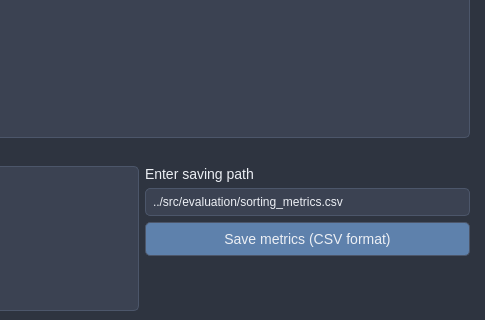
This is src/app/window.ui in yulianzavodnyk/Sorting-App as Qt 5 draws it before an edit; both pictures show x 195 to 680 and y 230 to 550 of the 680 by 550 pixel window. The edited form follows.
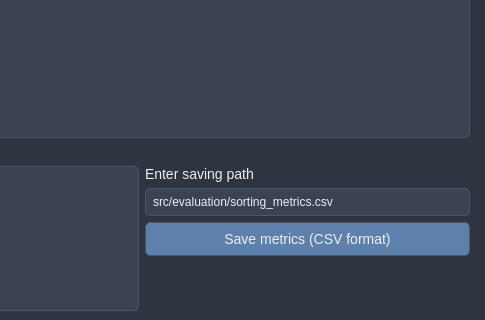
This is the edited form.

```diff
--- a/src/app/window.ui
+++ b/src/app/window.ui
@@ -300,7 +300,7 @@
           <item>
            <widget class="QLineEdit" name="SavedPath">
             <property name="text">
-             <string>../src/evaluation/sorting_metrics.csv</string>
+             <string>src/evaluation/sorting_metrics.csv</string>
             </property>
            </widget>
           </item>
```
